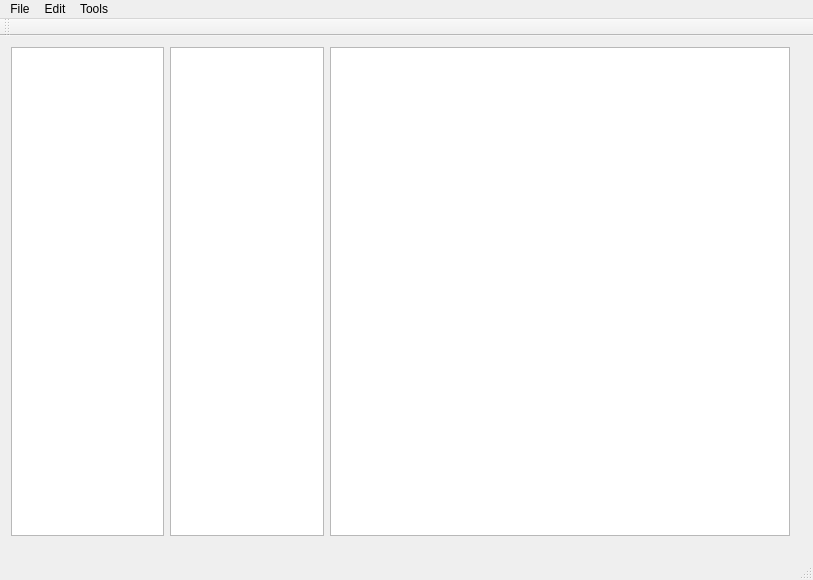
First picture: the form in Evernote_linux/mainwindow.ui, repository rajatkhanduja/Evernote-for-linux, before the edit.
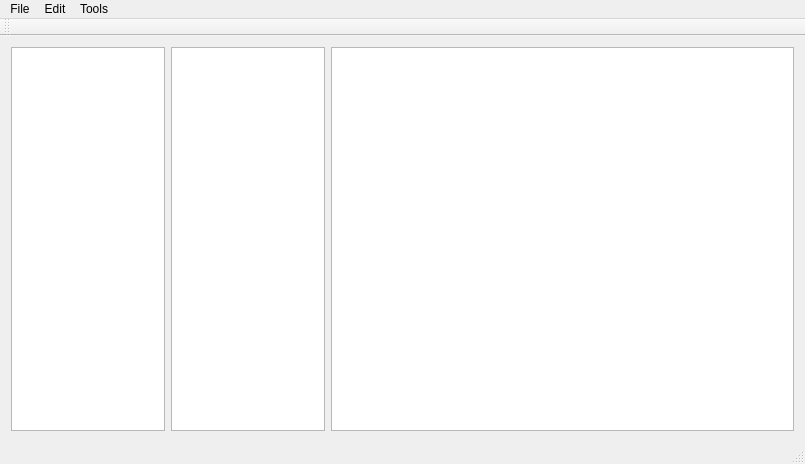
Second picture: the form after the edit.

Patch:
```diff
--- a/Evernote_linux/mainwindow.ui
+++ b/Evernote_linux/mainwindow.ui
@@ -6,10 +6,16 @@
    <rect>
     <x>0</x>
     <y>0</y>
-    <width>813</width>
-    <height>580</height>
+    <width>805</width>
+    <height>464</height>
    </rect>
   </property>
+  <property name="sizePolicy">
+   <sizepolicy hsizetype="Expanding" vsizetype="Expanding">
+    <horstretch>0</horstretch>
+    <verstretch>0</verstretch>
+   </sizepolicy>
+  </property>
   <property name="windowTitle">
    <string>MainWindow</string>
   </property>
@@ -20,25 +26,27 @@
      <verstretch>0</verstretch>
     </sizepolicy>
    </property>
-   <widget class="QWidget" name="verticalLayoutWidget">
-    <property name="geometry">
-     <rect>
-      <x>0</x>
-      <y>0</y>
-      <width>801</width>
-      <height>511</height>
-     </rect>
-    </property>
+   <property name="maximumSize">
+    <size>
+     <width>16777215</width>
+     <height>16777215</height>
+    </size>
+   </property>
+   <layout class="QVBoxLayout" name="verticalLayout_3">
+    <item>
     <layout class="QVBoxLayout" name="verticalLayout">
      <property name="sizeConstraint">
       <enum>QLayout::SetNoConstraint</enum>
      </property>
      <item>
-      <layout class="QHBoxLayout" name="horizontalLayout">
+       <layout class="QHBoxLayout" name="horizontalLayout" stretch="0,1,3">
+        <property name="sizeConstraint">
+         <enum>QLayout::SetNoConstraint</enum>
+        </property>
        <item>
         <widget class="QTreeView" name="sidebar">
          <property name="sizePolicy">
-          <sizepolicy hsizetype="Expanding" vsizetype="Expanding">
+           <sizepolicy hsizetype="Preferred" vsizetype="Preferred">
            <horstretch>1</horstretch>
            <verstretch>0</verstretch>
           </sizepolicy>
@@ -51,7 +59,7 @@
        <item>
         <widget class="QListView" name="noteList">
          <property name="sizePolicy">
-          <sizepolicy hsizetype="Expanding" vsizetype="Expanding">
+           <sizepolicy hsizetype="Preferred" vsizetype="Preferred">
            <horstretch>1</horstretch>
            <verstretch>0</verstretch>
           </sizepolicy>
@@ -61,8 +69,8 @@
        <item>
         <widget class="QTextEdit" name="noteEditor">
          <property name="sizePolicy">
-          <sizepolicy hsizetype="Expanding" vsizetype="Expanding">
-           <horstretch>3</horstretch>
+           <sizepolicy hsizetype="Preferred" vsizetype="Preferred">
+            <horstretch>0</horstretch>
            <verstretch>0</verstretch>
           </sizepolicy>
          </property>
@@ -71,14 +79,15 @@
       </layout>
      </item>
     </layout>
-   </widget>
+    </item>
+   </layout>
   </widget>
   <widget class="QMenuBar" name="menuBar">
    <property name="geometry">
     <rect>
      <x>0</x>
      <y>0</y>
-     <width>813</width>
+     <width>805</width>
      <height>25</height>
     </rect>
    </property>
```
Lines whose indentation alone changed are shown as unchanged.
